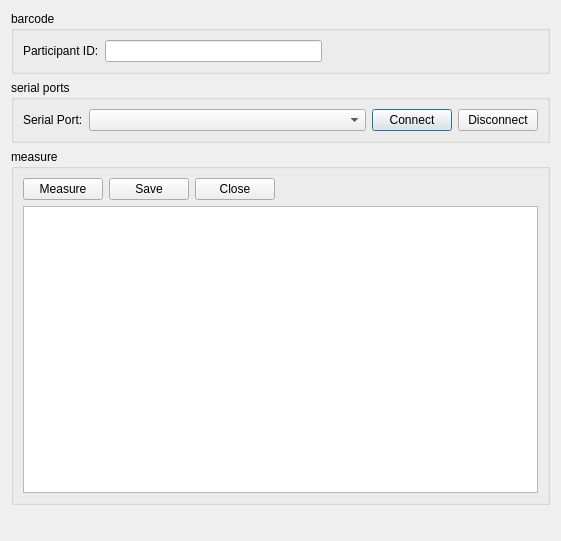
Qt form src/prototype/Audiometer/MainWindow.ui (inglis-dl/cypress) before a commit.
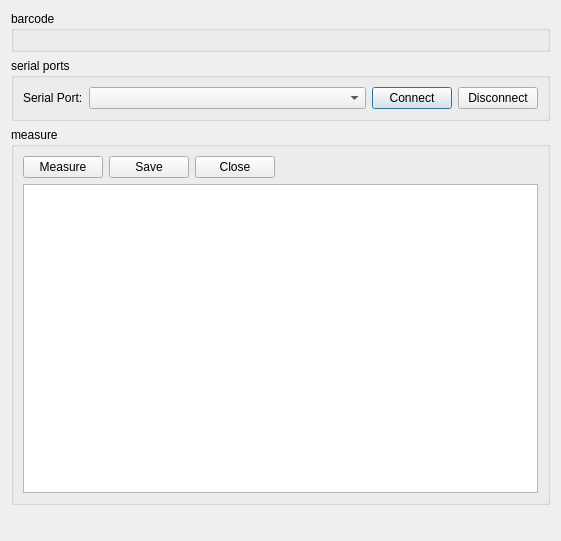
The same form after that commit. Custom widgets are drawn as their Qt base class.

Commit message: WIP: impl barcode widget - adding a barcode widget

The edit to the form file:
```diff
--- a/src/prototype/Audiometer/MainWindow.ui
+++ b/src/prototype/Audiometer/MainWindow.ui
@@ -27,46 +27,7 @@
      </property>
      <layout class="QHBoxLayout" name="horizontalLayout">
       <item>
-       <widget class="QLabel" name="iDlabel">
-        <property name="text">
-         <string>Participant ID:</string>
-        </property>
-        <property name="buddy">
-         <cstring>barcodeLineEdit</cstring>
-        </property>
-       </widget>
-      </item>
-      <item>
-       <widget class="QLineEdit" name="barcodeLineEdit">
-        <property name="inputMask">
-         <string/>
-        </property>
-        <property name="text">
-         <string/>
-        </property>
-        <property name="maxLength">
-         <number>32767</number>
-        </property>
-        <property name="cursorPosition">
-         <number>0</number>
-        </property>
-        <property name="clearButtonEnabled">
-         <bool>true</bool>
-        </property>
-       </widget>
-      </item>
-      <item>
-       <spacer name="horizontalSpacer">
-        <property name="orientation">
-         <enum>Qt::Horizontal</enum>
-        </property>
-        <property name="sizeHint" stdset="0">
-         <size>
-          <width>80</width>
-          <height>20</height>
-         </size>
-        </property>
-       </spacer>
+       <widget class="BarcodeWidget" name="barcodeWidget" native="true"/>
       </item>
      </layout>
     </widget>
@@ -218,6 +179,17 @@
    </item>
   </layout>
  </widget>
+ <customwidgets>
+  <customwidget>
+   <class>BarcodeWidget</class>
+   <extends>QWidget</extends>
+   <header>../../widgets/BarcodeWidget.h</header>
+   <container>1</container>
+  </customwidget>
+ </customwidgets>
+ <includes>
+  <include location="local">../../widgets/BarcodeWidget.h</include>
+ </includes>
  <resources/>
  <connections/>
 </ui>
```
The commit also changes 50 other files.
